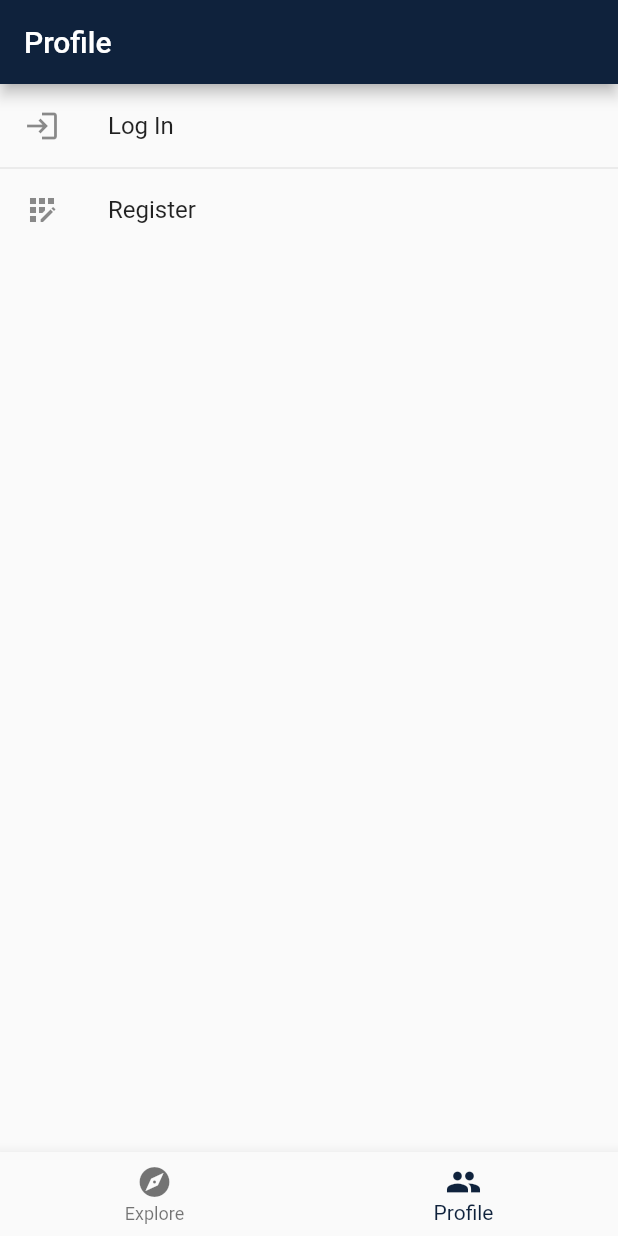
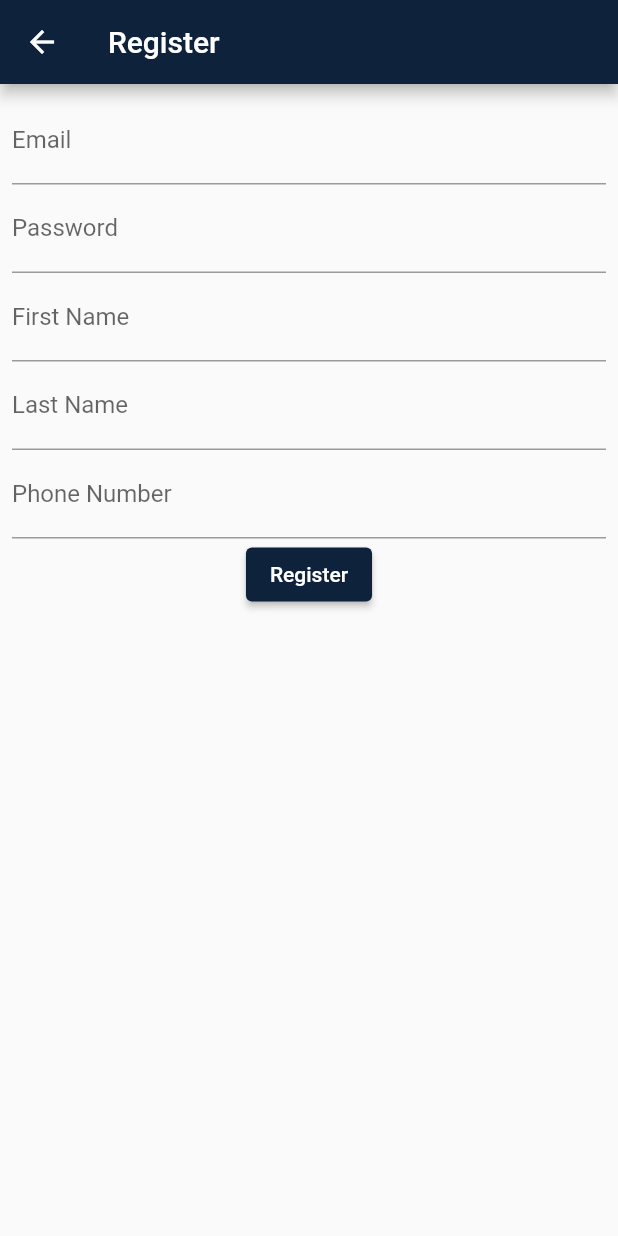
Before and after one commit to CurlyHairsBarbershop/Barbershop_Mobile, a Flutter app: the screen it shows after launch, item 2 of the bottom bar chosen, after a tap on "Register", on a phone screen of 412 x 824 dp. Run offline on Flutter 3.47's test engine with Material 2 defaults, Android fonts, the phone set to English and light mode, and no system bars; our stand-ins replace shared_preferences.

Commit message:
add placeholder for explore and authentification

```diff
--- /dev/null
+++ b/lib/models/barber_model.dart
@@ -0,0 +1,15 @@
+import 'package:curly_hairs/models/user_model.dart';
+
+class Barber extends UserData {
+  Barber({
+    required String name,
+    required String lastName,
+    required String email,
+    required String phoneNumber,
+  }) : super(
+          name: name,
+          lastName: lastName,
+          email: email,
+          phoneNumber: phoneNumber,
+        );
+}
--- /dev/null
+++ b/lib/models/service_model.dart
@@ -0,0 +1,11 @@
+class Service {
+  final String name;
+  final double cost;
+  final Duration duration;
+
+  Service({
+    required this.name,
+    required this.cost,
+    required this.duration,
+  });
+}
--- /dev/null
+++ b/lib/pages/explore_page.dart
@@ -0,0 +1,47 @@
+import 'package:flutter/material.dart';
+
+import 'package:curly_hairs/pages/explore_pages/about_us_page.dart';
+import 'package:curly_hairs/pages/explore_pages/barbers_page.dart';
+import 'package:curly_hairs/pages/explore_pages/services_page.dart';
+
+class ExplorePage extends StatelessWidget {
+  @override
+  Widget build(BuildContext context) {
+    return Scaffold(
+      body: ListView(
+        children: <Widget>[
+          ListTile(
+            leading: Icon(Icons.cut),
+            title: Text('View Barbershop Services'),
+            onTap: () {
+              Navigator.push(
+                context,
+                MaterialPageRoute(builder: (context) => ServicesPage()),
+              );
+            },
+          ),
+          ListTile(
+            leading: Icon(Icons.person),
+            title: Text('View Barbers'),
+            onTap: () {
+              Navigator.push(
+                context,
+                MaterialPageRoute(builder: (context) => BarbersPage()),
+              );
+            },
+          ),
+          ListTile(
+            leading: Icon(Icons.info),
+            title: Text('About Us'),
+            onTap: () {
+              Navigator.push(
+                context,
+                MaterialPageRoute(builder: (context) => AboutUsPage()),
+              );
+            },
+          ),
+        ],
+      ),
+    );
+  }
+}
--- /dev/null
+++ b/lib/screens/authentication_screens/register_screen.dart
@@ -0,0 +1,80 @@
+import 'package:flutter/material.dart';
+import 'package:curly_hairs/models/register_model.dart';
+import 'package:curly_hairs/services/api_service.dart';
+
+class RegisterScreen extends StatelessWidget {
+  final TextEditingController emailController = TextEditingController();
+  final TextEditingController passwordController = TextEditingController();
+  final TextEditingController firstNameController = TextEditingController();
+  final TextEditingController lastNameController = TextEditingController();
+  final TextEditingController phoneNumberController = TextEditingController();
+
+// TODO: add validation for fields
+
+  @override
+  Widget build(BuildContext context) {
+    return Scaffold(
+      appBar: AppBar(
+        title: Text("Register"),
+      ),
+      body: Padding(
+        padding: EdgeInsets.all(8.0),
+        child: Column(
+          children: [
+            TextField(
+              controller: emailController,
+              decoration: InputDecoration(labelText: "Email"),
+            ),
+            TextField(
+              controller: passwordController,
+              decoration: InputDecoration(labelText: "Password"),
+              obscureText: true,
+            ),
+            TextField(
+              controller: firstNameController,
+              decoration: InputDecoration(labelText: "First Name"),
+            ),
+            TextField(
+              controller: lastNameController,
+              decoration: InputDecoration(labelText: "Last Name"),
+            ),
+            TextField(
+              controller: phoneNumberController,
+              decoration: InputDecoration(labelText: "Phone Number"),
+            ),
+
+            //placeholder, should be smth like that:
+            // ElevatedButton(
+            //   onPressed: () async {
+            //     RegisterModel registerModel = RegisterModel(
+            //       email: emailController.text,
+            //       password: passwordController.text,
+            //       firstName: firstNameController.text,
+            //       lastName: lastNameController.text,
+            //       phoneNumber: phoneNumberController.text,
+            //     );
+            //     await ApiService.registerUser(registerModel);
+            //     // Navigate to another screen if needed
+            //   },
+            //   child: Text("Register"),
+            // ),
+            ElevatedButton(
+              onPressed: () async {
+                // Placeholder logic instead of the actual API call
+                print("Registering user with the following details:");
+                print("Email: ${emailController.text}");
+                print("Password: ${passwordController.text}");
+                print("First Name: ${firstNameController.text}");
+                print("Last Name: ${lastNameController.text}");
+                print("Phone Number: ${phoneNumberController.text}");
+
+                print("User successfully registered (placeholder)");
+              },
+              child: Text("Register"),
+            ),
+          ],
+        ),
+      ),
+    );
+  }
+}
--- a/lib/screens/guest_screens/guest_home_screen.dart
+++ b/lib/screens/guest_screens/guest_home_screen.dart
@@ -3,8 +3,8 @@
 import 'package:flutter/material.dart';
 
 import 'package:curly_hairs/screens/guest_screens/guest_profile_screen.dart';
-// import 'package:straight_whiskey_mobile/pages/explore_page.dart';
-// import 'package:straight_whiskey_mobile/screens/role_section_screen.dart';
+import 'package:curly_hairs/pages/explore_page.dart';
+// import 'package:curly_hairs/screens/role_section_screen.dart';
 
 class GuestHomeScreen extends StatefulWidget {
   @override
@@ -19,10 +19,8 @@ class _GuestHomeScreenState extends State<GuestHomeScreen> {
   ];
 
   final List<Widget> _children = [
+    ExplorePage(),
     GuestProfileScreen(),
-    GuestProfileScreen(),
-    // ExplorePage(),
-    // RoleSelectionScreen(),
   ];
 
   void onTabTapped(int index) {
--- a/lib/screens/guest_screens/guest_profile_screen.dart
+++ b/lib/screens/guest_screens/guest_profile_screen.dart
@@ -1,5 +1,7 @@
+import 'package:curly_hairs/screens/authentication_screens/login_screen.dart';
+import 'package:curly_hairs/screens/authentication_screens/register_screen.dart';
 import 'package:flutter/material.dart';
-// import 'package:straight_whiskey_mobile/screens/role_section_screen.dart'; // for debugging purposes
+// import 'package:curly_hairs/screens/role_section_screen.dart'; // for debugging purposes
 
 class GuestProfileScreen extends StatelessWidget {
   @override
@@ -30,18 +32,38 @@ class GuestProfileScreen extends StatelessWidget {
           //     // navigate to Explore Haircuts screen
           //   },
           // ),
+          // ListTile(
+          //   leading: Icon(Icons.login),
+          //   title: Text('Log In'),
+          //   onTap: () {
+          //     // handle log in
+          //   },
+          // ),
+          // ListTile(
+          //   leading: Icon(Icons.app_registration),
+          //   title: Text('Register'),
+          //   onTap: () {
+          //     // handle registration
+          //   },
+          // ),
           ListTile(
             leading: Icon(Icons.login),
             title: Text('Log In'),
             onTap: () {
-              // handle log in
+              Navigator.push(
+                context,
+                MaterialPageRoute(builder: (context) => LoginScreen()),
+              );
             },
           ),
           ListTile(
-            leading: Icon(Icons.app_registration),
+            leading: Icon(Icons.person_add),
             title: Text('Register'),
             onTap: () {
-              // handle registration
+              Navigator.push(
+                context,
+                MaterialPageRoute(builder: (context) => RegisterScreen()),
+              );
             },
           ),
           // for debugging purposes
```
Also changed, not shown: lib/pages/explore_pages/about_us_page.dart (added, +68 -0 lines), lib/pages/explore_pages/barber_profile_page.dart (added, +73 -0 lines), lib/pages/explore_pages/barbers_page.dart (added, +57 -0 lines), lib/pages/explore_pages/services_page.dart (added, +45 -0 lines), lib/screens/authentication_screens/login_screen.dart (added, +52 -0 lines).
